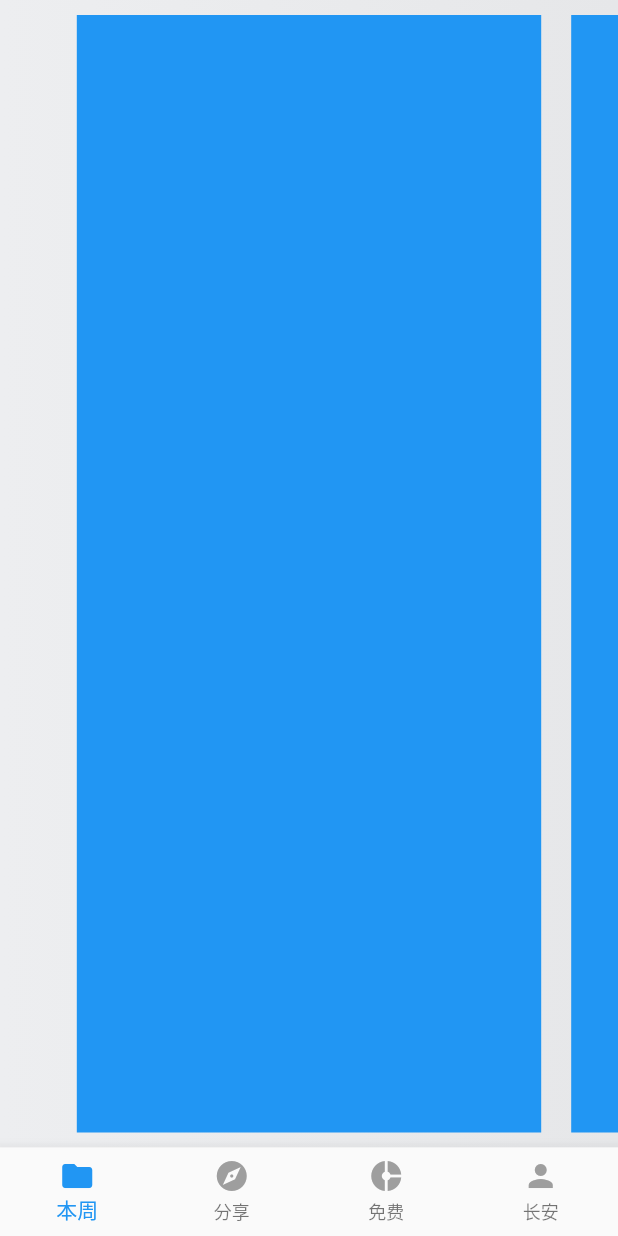
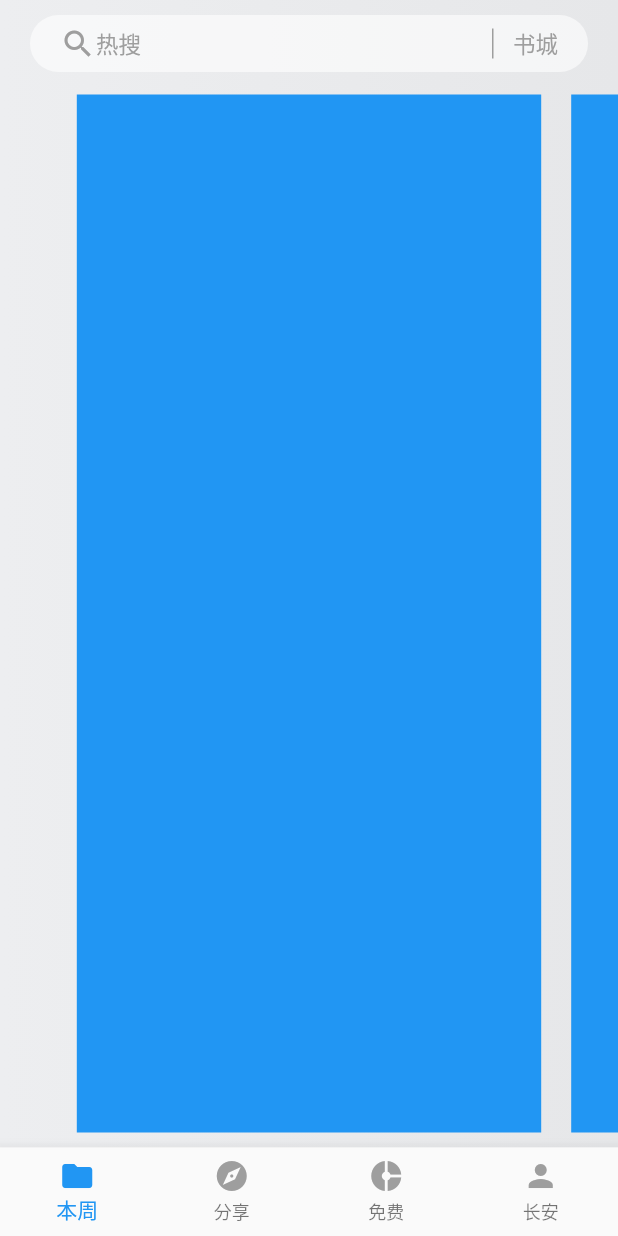
Before and after one commit to crazyvalse/flutter_wxbook_demo, a Flutter app: the screen it shows after launch, on a phone screen of 412 x 824 dp. Run offline on Flutter 3.47's test engine with Material 2 defaults, Android fonts, the phone set to English and light mode, and no system bars.

Commit message:
实现 顶部的appbar

```diff
--- a/lib/content_tabs.dart
+++ b/lib/content_tabs.dart
@@ -1,4 +1,5 @@
 import 'package:flutter/material.dart';
+import 'package:flutter_wxbook_demo/search_appbar.dart';
 
 class ContentTabs extends StatefulWidget {
   // 1. 创建一个pageChanged 回调方法
@@ -37,6 +38,8 @@ class _ContentTabsState extends State<ContentTabs> {
   Widget build(BuildContext context) {
     return Column(
       children: <Widget>[
+        // appbar
+        SearchAppBar(),
         // 需要撑开布局
         Expanded(
           // Tab 切换用的类
--- a/lib/search_appbar.dart
+++ b/lib/search_appbar.dart
@@ -8,11 +8,47 @@ class SearchAppBar extends StatefulWidget {
 class _SearchAppBarState extends State<SearchAppBar> {
   @override
   Widget build(BuildContext context) {
+    // 1. 查看齐刘海有多高
+    double paddingTop = MediaQuery.of(context).padding.top;
+
     return Container(
       decoration: BoxDecoration(
         borderRadius: BorderRadius.circular(19),
         color: Colors.white60,
       ),
+      padding: EdgeInsets.fromLTRB(20, 7, 20, 7),
+      // 2. 修正
+      margin: EdgeInsets.fromLTRB(20, paddingTop + 10, 20, 5),
+      child: Row(
+        children: <Widget>[
+          Icon(
+            Icons.search,
+            color: Colors.grey,
+          ),
+          Expanded(
+            child: Text(
+              '热搜',
+              style: TextStyle(
+                fontSize: 15,
+                color: Colors.grey,
+              ),
+            ),
+          ),
+          Container(
+            width: 1,
+            height: 20,
+            margin: EdgeInsets.only(right: 13),
+            decoration: BoxDecoration(color: Colors.grey),
+          ),
+          Text(
+            '书城',
+            style: TextStyle(
+              fontSize: 15,
+              color: Colors.grey,
+            ),
+          )
+        ],
+      ),
     );
   }
 }
```
